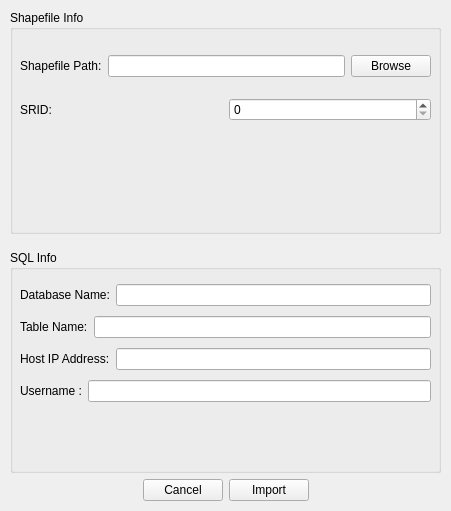
The window that res/shp2postgresql.ui (Mr-Developer-again/shp2pgsql) describes before a commit, drawn with Qt 5.
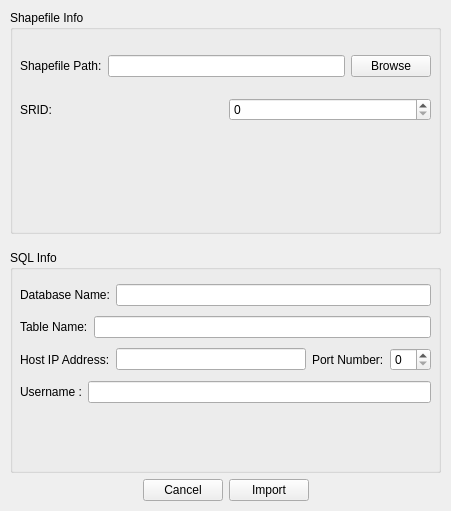
The same window after the commit.

Diff of the .ui file:
```diff
--- a/res/shp2postgresql.ui
+++ b/res/shp2postgresql.ui
@@ -149,6 +149,16 @@
            <item>
             <widget class="QLineEdit" name="hostIpAddrLineEdit"/>
            </item>
+           <item>
+            <widget class="QLabel" name="portLabel">
+             <property name="text">
+              <string>Port Number:</string>
+             </property>
+            </widget>
+           </item>
+           <item>
+            <widget class="QSpinBox" name="portSpinBox"/>
+           </item>
           </layout>
          </item>
          <item>
```
